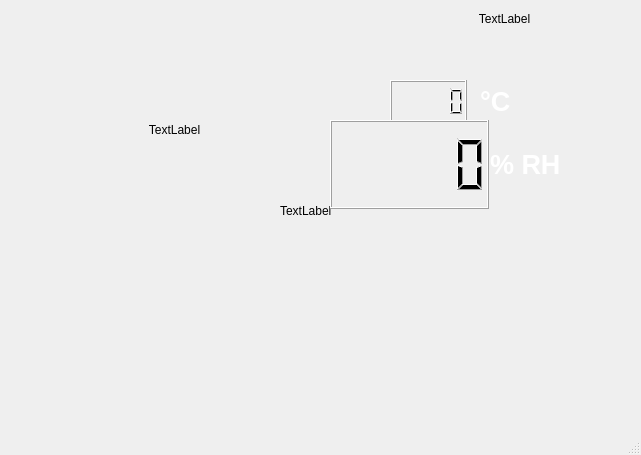
Old version of the form QT/new_server/mainwindow.ui in the repository songyc04/SmartMirror.
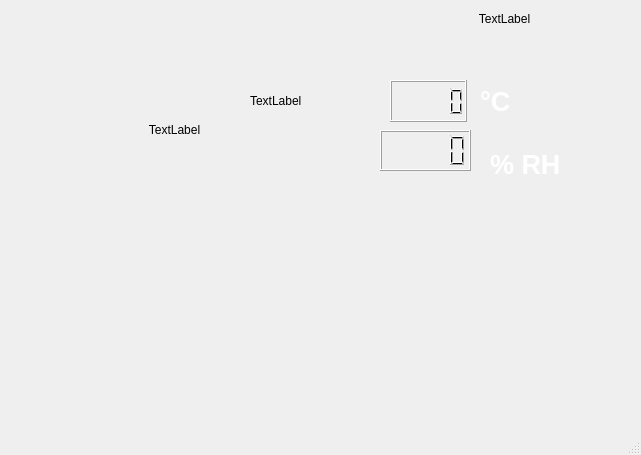
New version of the form.

What changed in the file:
```diff
--- a/QT/new_server/mainwindow.ui
+++ b/QT/new_server/mainwindow.ui
@@ -17,8 +17,8 @@
    <widget class="QLabel" name="labelAQI">
     <property name="geometry">
      <rect>
-      <x>280</x>
-      <y>190</y>
+      <x>250</x>
+      <y>80</y>
       <width>101</width>
       <height>41</height>
      </rect>
@@ -76,10 +76,10 @@
    <widget class="QLCDNumber" name="lcdNumberHumi">
     <property name="geometry">
      <rect>
-      <x>330</x>
-      <y>120</y>
-      <width>159</width>
-      <height>89</height>
+      <x>380</x>
+      <y>130</y>
+      <width>91</width>
+      <height>41</height>
      </rect>
     </property>
    </widget>
```
